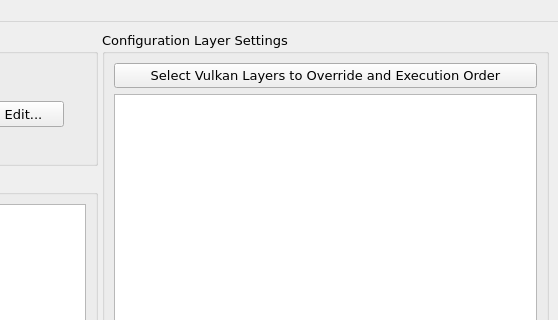
The window that vkconfig/mainwindow.ui (LunarG/VulkanTools) describes before a commit, drawn with Qt 5; both pictures show x 466 to 1024 and y 0 to 320 of the 1024 by 824 pixel window.
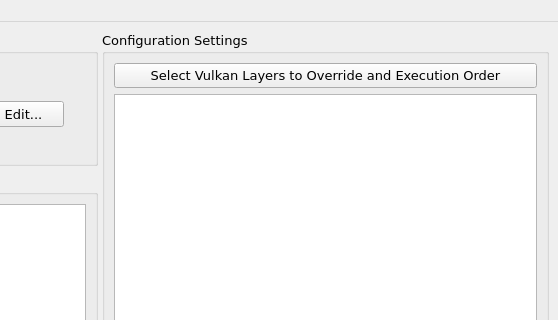
The same window after the commit. Icons and pictures are not drawn.

Commit message: vkConfig - More consistent naming for configuration settings

```diff
--- a/vkconfig/mainwindow.ui
+++ b/vkconfig/mainwindow.ui
@@ -332,7 +332,7 @@
          </size>
         </property>
         <property name="title">
-         <string>Configuration Layer Settings</string>
+         <string>Configuration Settings</string>
         </property>
         <layout class="QGridLayout" name="gridLayout_2">
          <property name="topMargin">
```
The commit also changes 1 other file.
